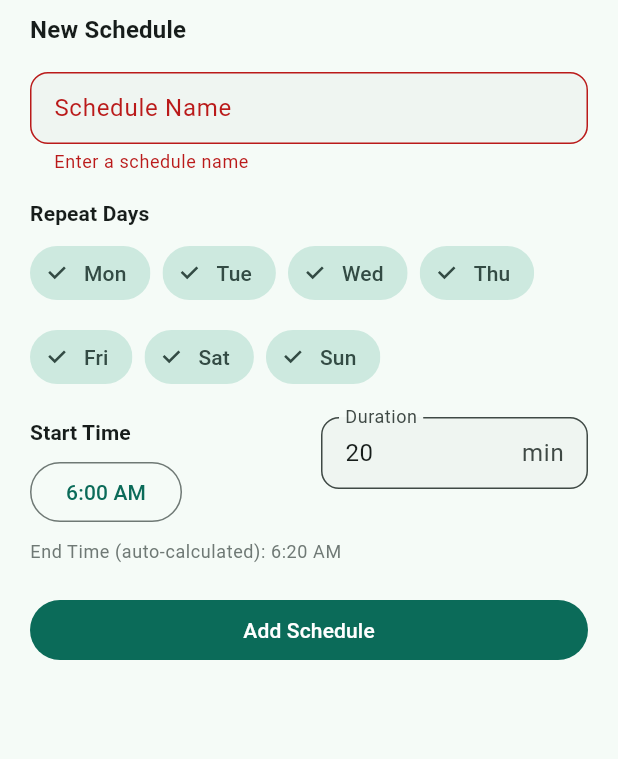
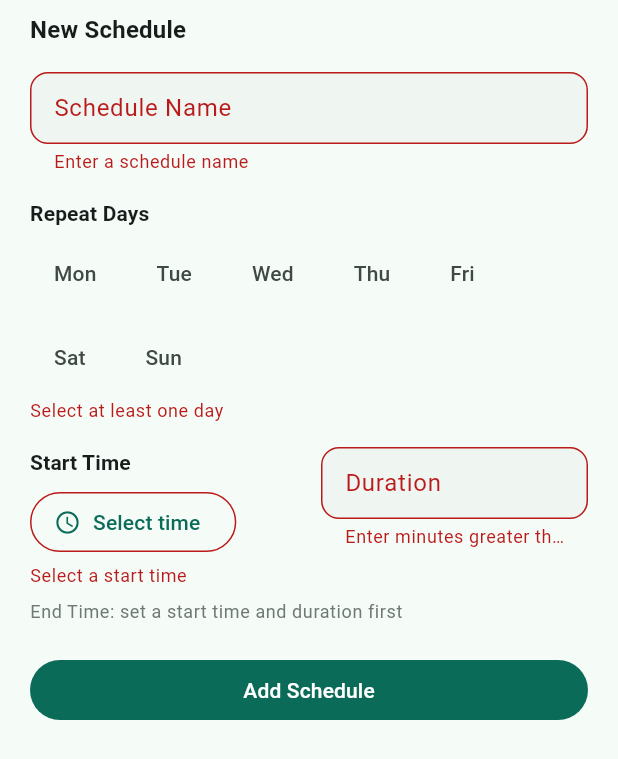
Before and after one commit to pm-ajay/wattr-operator-app, a Flutter app: the _ScheduleFormContent widget shown alone on an empty page, opened directly with empty values, after a tap on "Add Schedule", on a phone screen of 412 x 824 dp. Shown: the top 759 px of the screen. Run offline on Flutter 3.47's test engine with Material 3 defaults, Android fonts, the phone set to English and light mode, and no system bars; our stand-ins replace fl_chart, flutter_riverpod, go_router.

Commit message:
Improve schedule time picker and add Theme preference entry
- Replace time-of-day icon indicators with plain-language labels
  (Morning/Afternoon/Evening/Night) in the Add/Edit Schedule sheet,
  since icons alone weren't distinguishable enough
- Remove default values from the schedule form (name, days, start
  time, duration) so operators must explicitly choose every field
- Add an optional, hidden-by-default explicit End Time picker as an
  alternative to typing Duration directly
- Add a Theme entry (System/Light/Dark) to the side nav's Preferences
  section, selection-only for now ahead of real theming work

Co-Authored-By: Claude Sonnet 5 <noreply@anthropic.com>

```diff
--- a/lib/core/routing/app_router.dart
+++ b/lib/core/routing/app_router.dart
@@ -8,6 +8,7 @@ import '../../features/pump_detail/pump_detail_screen.dart';
 import '../../features/running_times/running_times_screen.dart';
 import '../../features/scheduling/schedules_list_screen.dart';
 import '../../features/settings/settings_screen.dart';
+import '../../features/theme/theme_screen.dart';
 
 final appRouter = GoRouter(
   initialLocation: '/',
@@ -19,6 +20,7 @@ final appRouter = GoRouter(
       builder: (context, state) => const NotificationPreferencesScreen(),
     ),
     GoRoute(path: '/language', builder: (context, state) => const LanguageScreen()),
+    GoRoute(path: '/theme', builder: (context, state) => const ThemeScreen()),
     GoRoute(
       path: '/pump/:id',
       builder: (context, state) => PumpDetailScreen(pumpId: state.pathParameters['id']!),
--- a/lib/features/scheduling/schedule_form_sheet.dart
+++ b/lib/features/scheduling/schedule_form_sheet.dart
@@ -3,6 +3,17 @@ import 'package:flutter_riverpod/flutter_riverpod.dart';
 
 import '../../core/dummy_data/providers.dart';
 import '../../core/models/schedule.dart';
+
+/// Plain-language time-of-day word so a glance tells you whether the pump
+/// would run overnight or during the day — not just literal AM/PM, since
+/// e.g. 2 AM and 3 PM would otherwise read the same at a glance.
+String _timeOfDayLabel(TimeOfDay t) {
+  final minutes = t.hour * 60 + t.minute;
+  if (minutes >= 5 * 60 && minutes < 12 * 60) return 'Morning';
+  if (minutes >= 12 * 60 && minutes < 17 * 60) return 'Afternoon';
+  if (minutes >= 17 * 60 && minutes < 20 * 60) return 'Evening';
+  return 'Night';
+}
 
 Future<bool> showScheduleFormSheet(
   BuildContext context, {
@@ -34,16 +45,32 @@ class _ScheduleFormContent extends ConsumerStatefulWidget {
 class _ScheduleFormContentState extends ConsumerState<_ScheduleFormContent> {
   late final _nameController = TextEditingController(text: widget.existing?.name ?? '');
   late final _durationController =
-      TextEditingController(text: (widget.existing?.duration.inMinutes ?? 20).toString());
-  late final Set<int> _days = {...(widget.existing?.repeatDays ?? const {1, 2, 3, 4, 5, 6, 7})};
-  late TimeOfDay _startTime = widget.existing?.startTime ?? const TimeOfDay(hour: 6, minute: 0);
+      TextEditingController(text: widget.existing?.duration.inMinutes.toString() ?? '');
+  late final Set<int> _days = {...(widget.existing?.repeatDays ?? const <int>{})};
+
+  // Nothing is pre-picked for a new schedule — the operator must explicitly
+  // choose a start time rather than silently inherit a default that could
+  // be saved without noticing.
+  TimeOfDay? _startTime;
+
+  // Optional, hidden by default — most schedules just use Duration. Expanding
+  // this and picking a time re-derives Duration from (end - start) once;
+  // it isn't a live two-way link back to the model.
+  bool _endTimeExpanded = false;
 
   String? _nameError;
   String? _daysError;
+  String? _startTimeError;
   String? _durationError;
   String? _overlapError;
 
   static const _dayLabels = {1: 'Mon', 2: 'Tue', 3: 'Wed', 4: 'Thu', 5: 'Fri', 6: 'Sat', 7: 'Sun'};
+
+  @override
+  void initState() {
+    super.initState();
+    _startTime = widget.existing?.startTime;
+  }
 
   @override
   void dispose() {
@@ -53,13 +80,35 @@ class _ScheduleFormContentState extends ConsumerState<_ScheduleFormContent> {
   }
 
   Future<void> _pickStartTime() async {
-    final picked = await showTimePicker(context: context, initialTime: _startTime);
-    if (picked != null) setState(() => _startTime = picked);
+    final picked = await showTimePicker(context: context, initialTime: _startTime ?? TimeOfDay.now());
+    if (picked != null) {
+      setState(() {
+        _startTime = picked;
+        _startTimeError = null;
+      });
+    }
   }
 
-  TimeOfDay get _endTime {
-    final minutes = int.tryParse(_durationController.text) ?? 0;
-    final total = (_startTime.hour * 60 + _startTime.minute + minutes) % (24 * 60);
+  Future<void> _pickEndTime() async {
+    final start = _startTime;
+    if (start == null) return;
+    final picked = await showTimePicker(context: context, initialTime: _endTime ?? start);
+    if (picked == null) return;
+    final startMinutes = start.hour * 60 + start.minute;
+    final pickedMinutes = picked.hour * 60 + picked.minute;
+    var diff = pickedMinutes - startMinutes;
+    if (diff <= 0) diff += 24 * 60;
+    setState(() {
+      _durationController.text = diff.toString();
+      _durationError = null;
+    });
+  }
+
+  TimeOfDay? get _endTime {
+    final start = _startTime;
+    final minutes = int.tryParse(_durationController.text);
+    if (start == null || minutes == null) return null;
+    final total = (start.hour * 60 + start.minute + minutes) % (24 * 60);
     return TimeOfDay(hour: total ~/ 60, minute: total % 60);
   }
 
@@ -69,24 +118,28 @@ class _ScheduleFormContentState extends ConsumerState<_ScheduleFormContent> {
     return '$h:$m ${t.period == DayPeriod.am ? 'AM' : 'PM'}';
   }
 
+  String _formatTimeWithPeriod(TimeOfDay t) => '${_timeOfDayLabel(t)} · ${_formatTime(t)}';
+
   void _save() {
     final name = _nameController.text.trim();
     final duration = int.tryParse(_durationController.text);
+    final startTime = _startTime;
 
     setState(() {
       _nameError = name.isEmpty ? 'Enter a schedule name' : null;
       _daysError = _days.isEmpty ? 'Select at least one day' : null;
+      _startTimeError = startTime == null ? 'Select a start time' : null;
       _durationError = (duration == null || duration <= 0) ? 'Enter minutes greater than 0' : null;
       _overlapError = null;
     });
-    if (_nameError != null || _daysError != null || _durationError != null) return;
+    if (_nameError != null || _daysError != null || _startTimeError != null || _durationError != null) return;
 
     final candidate = Schedule(
       id: widget.existing?.id ?? 'sched_${DateTime.now().microsecondsSinceEpoch}',
       pumpId: widget.pumpId,
       name: name,
       repeatDays: _days,
-      startTime: _startTime,
+      startTime: startTime!,
       duration: Duration(minutes: duration!),
       active: widget.existing?.active ?? true,
     );
@@ -113,6 +166,9 @@ class _ScheduleFormContentState extends ConsumerState<_ScheduleFormContent> {
   @override
   Widget build(BuildContext context) {
     final theme = Theme.of(context);
+    final startTime = _startTime;
+    final endTime = _endTime;
+
     return SafeArea(
       child: Padding(
         padding: const EdgeInsets.fromLTRB(20, 8, 20, 20),
@@ -168,10 +224,21 @@ class _ScheduleFormContentState extends ConsumerState<_ScheduleFormContent> {
                     children: [
                       Text('Start Time', style: theme.textTheme.labelLarge?.copyWith(fontWeight: FontWeight.w700)),
                       const SizedBox(height: 6),
-                      OutlinedButton(
+                      OutlinedButton.icon(
                         onPressed: _pickStartTime,
-                        child: Text(_formatTime(_startTime)),
+                        icon: const Icon(Icons.schedule, size: 18),
+                        label: Text(startTime != null ? _formatTimeWithPeriod(startTime) : 'Select time'),
+                        style: _startTimeError != null
+                            ? OutlinedButton.styleFrom(side: BorderSide(color: theme.colorScheme.error))
+                            : null,
                       ),
+                      if (_startTimeError != null) ...[
+                        const SizedBox(height: 4),
+                        Text(
+                          _startTimeError!,
+                          style: theme.textTheme.bodySmall?.copyWith(color: theme.colorScheme.error),
+                        ),
+                      ],
                     ],
                   ),
                 ),
@@ -193,9 +260,53 @@ class _ScheduleFormContentState extends ConsumerState<_ScheduleFormContent> {
             ),
             const SizedBox(height: 8),
             Text(
-              'End Time (auto-calculated): ${_formatTime(_endTime)}',
+              endTime != null
+                  ? 'End Time (auto-calculated): ${_formatTimeWithPeriod(endTime)}'
+                  : 'End Time: set a start time and duration first',
               style: theme.textTheme.bodySmall?.copyWith(color: theme.colorScheme.outline),
             ),
+            if (startTime != null)
+              if (!_endTimeExpanded)
+                Align(
+                  alignment: Alignment.centerLeft,
+                  child: TextButton(
+                    onPressed: () => setState(() => _endTimeExpanded = true),
+                    child: const Text('Set a specific end time instead'),
+                  ),
+                )
+              else ...[
+                const SizedBox(height: 12),
+                Row(
+                  crossAxisAlignment: CrossAxisAlignment.start,
+                  children: [
+                    Expanded(
+                      child: Column(
+                        crossAxisAlignment: CrossAxisAlignment.start,
+                        children: [
+                          Text('End Time', style: theme.textTheme.labelLarge?.copyWith(fontWeight: FontWeight.w700)),
+                          const SizedBox(height: 6),
+                          OutlinedButton.icon(
+                            onPressed: _pickEndTime,
+                            icon: const Icon(Icons.schedule, size: 18),
+                            label: Text(endTime != null ? _formatTimeWithPeriod(endTime) : 'Select time'),
+                          ),
+                        ],
+                      ),
+                    ),
+                    const SizedBox(width: 16),
+                    Expanded(
+                      child: Padding(
+                        padding: const EdgeInsets.only(top: 28),
+                        child: TextButton.icon(
+                          onPressed: () => setState(() => _endTimeExpanded = false),
+                          icon: const Icon(Icons.close, size: 16),
+                          label: const Text('Hide'),
+                        ),
+                      ),
+                    ),
+                  ],
+                ),
+              ],
             if (_overlapError != null) ...[
               const SizedBox(height: 16),
               Container(
--- a/lib/features/shell/app_drawer.dart
+++ b/lib/features/shell/app_drawer.dart
@@ -124,6 +124,11 @@ class AppDrawer extends ConsumerWidget {
                     icon: Icons.language_outlined,
                     label: 'Language',
                     onTap: () => push('/language'),
+                  ),
+                  _NavItem(
+                    icon: Icons.palette_outlined,
+                    label: 'Theme',
+                    onTap: () => push('/theme'),
                   ),
                 ],
               ),
```
Also changed, not shown: lib/core/dummy_data/providers.dart (+14 -0 lines), lib/core/models/app_theme_mode.dart (added, +15 -0 lines), lib/features/theme/theme_screen.dart (added, +55 -0 lines), .claude/settings.local.json.
